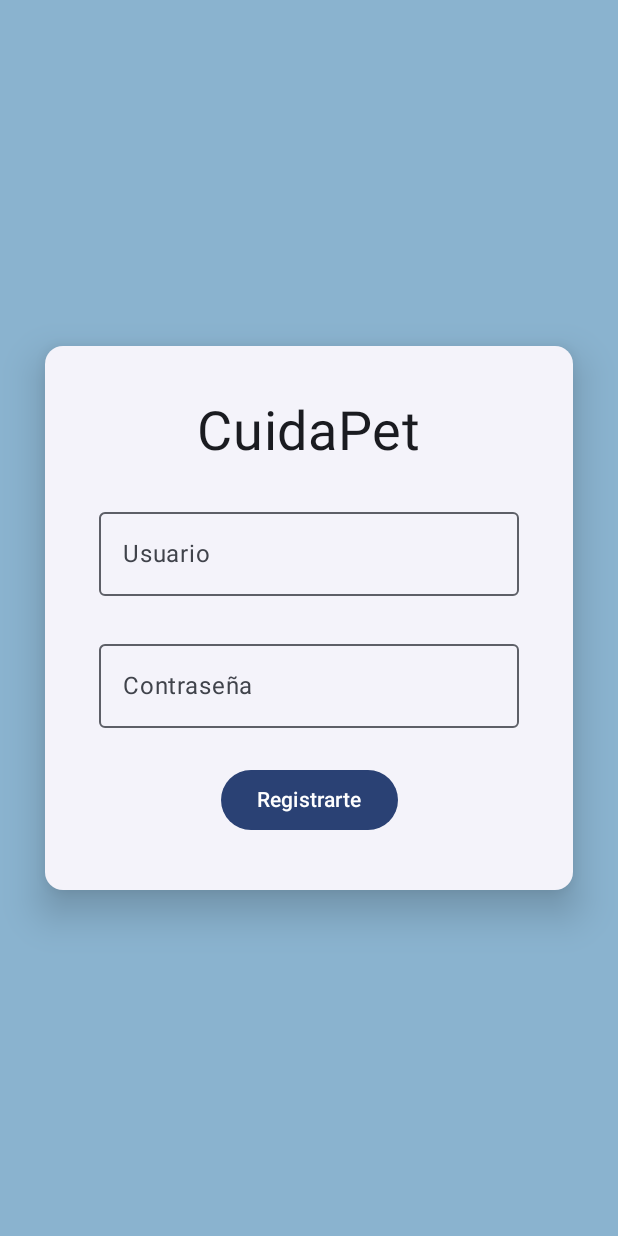
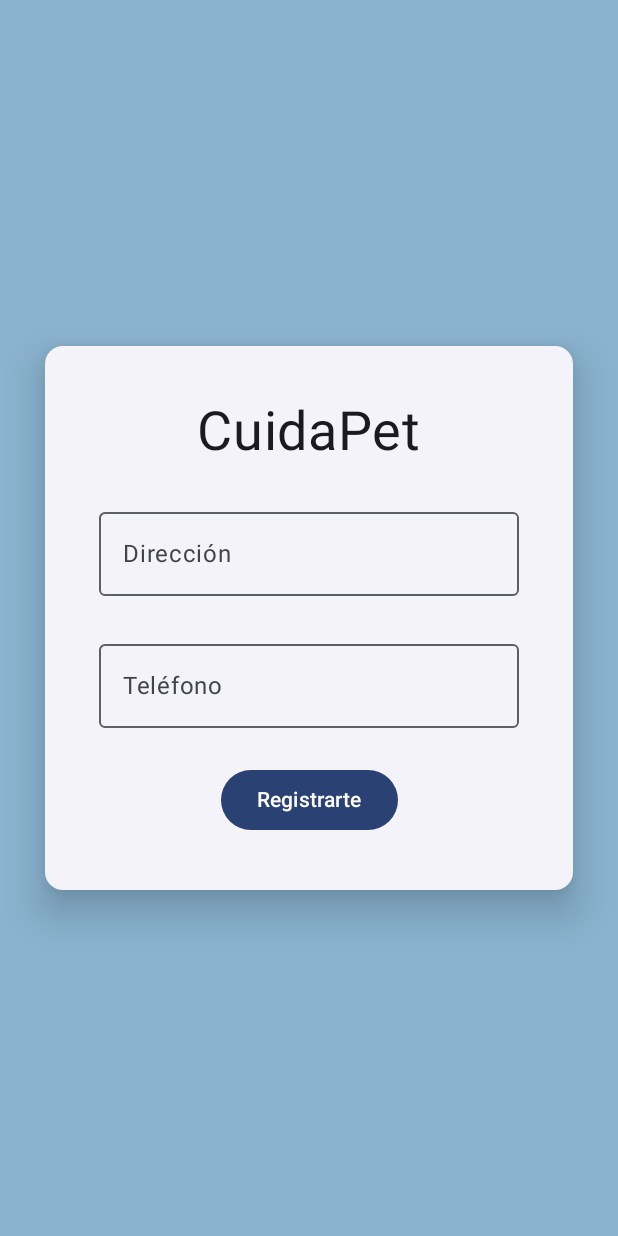
Before and after one commit to SamuelRiveira/CuidaPet, an Android app built with Jetpack Compose: the RegisterClienteScreen screen opened through its navigation route, on a phone screen of 412 x 824 dp. Run offline under Robolectric (Android 15) with nearby library versions, the phone set to English and light mode, and no system bars.

Commit message:
Avance UI MainScreen

```diff
--- a/CuidaPet/app/src/main/java/dev/samu/cuidapet/navigation/AppNavigation.kt
+++ b/CuidaPet/app/src/main/java/dev/samu/cuidapet/navigation/AppNavigation.kt
@@ -14,7 +14,7 @@ fun AppNavigation(modifier: androidx.compose.ui.Modifier){
     // estado de gestion de navegación
     val navController = rememberNavController()
 
-    NavHost(navController = navController, startDestination = AppScreens.LoginScreen.route) {
+    NavHost(navController = navController, startDestination = AppScreens.MainScreen.route) {
         composable(route = AppScreens.LoginScreen.route) {
             LoginScreen(navController)
         }
--- a/CuidaPet/app/src/main/java/dev/samu/cuidapet/screens/MainScreen.kt
+++ b/CuidaPet/app/src/main/java/dev/samu/cuidapet/screens/MainScreen.kt
@@ -1,10 +1,144 @@
 package dev.samu.cuidapet.screens
 
+import androidx.compose.foundation.Image
+import androidx.compose.foundation.background
+import androidx.compose.foundation.layout.Arrangement
+import androidx.compose.foundation.layout.Box
+import androidx.compose.foundation.layout.Column
+import androidx.compose.foundation.layout.fillMaxSize
+import androidx.compose.foundation.layout.fillMaxWidth
+import androidx.compose.foundation.layout.height
+import androidx.compose.foundation.layout.padding
+import androidx.compose.foundation.layout.width
+import androidx.compose.foundation.lazy.LazyColumn
+import androidx.compose.foundation.shape.RoundedCornerShape
+import androidx.compose.material3.HorizontalDivider
 import androidx.compose.material3.Text
+import androidx.compose.material3.TextButton
 import androidx.compose.runtime.Composable
+import androidx.compose.ui.Alignment
+import androidx.compose.ui.Modifier
+import androidx.compose.ui.draw.clip
+import androidx.compose.ui.graphics.Color
+import androidx.compose.ui.layout.ContentScale
+import androidx.compose.ui.res.painterResource
+import androidx.compose.ui.text.TextStyle
+import androidx.compose.ui.text.font.FontWeight
+import androidx.compose.ui.text.style.TextAlign
+import androidx.compose.ui.unit.dp
+import androidx.compose.ui.unit.sp
 import androidx.navigation.NavHostController
+import dev.samu.cuidapet.R
 
 @Composable
 fun MainScreen(navController: NavHostController) {
-    Text("Hola")
+    LazyColumn {
+        item {
+            Introduccion()
+        }
+        item{
+            SobreNosotros()
+        }
+        item{
+
+        }
+    }
 }
+
+@Composable
+fun SobreNosotros(){
+    Box(
+        modifier = Modifier.fillMaxWidth().background(Color(0xFFD3D3D3))
+    ){
+        Column(
+            modifier = Modifier.padding(24.dp).fillMaxSize(),
+            horizontalAlignment = Alignment.CenterHorizontally
+        ) {
+            Text(
+                text = "SOBRE NOSOTROS",
+                color = Color(0xFF5891A5),
+                fontWeight = FontWeight.Light,
+                fontSize = 15.sp,
+                modifier = Modifier.padding(bottom = 14.dp)
+            )
+            Text(
+                text = "Bienvenidos",
+                color = Color(0xFF3B5473),
+                fontWeight = FontWeight.Bold,
+                fontSize = 32.sp,
+                modifier = Modifier.padding(bottom = 14.dp)
+            )
+            HorizontalDivider(
+                thickness = 2.dp,
+                color = Color(0xFF5891A5),
+                modifier = Modifier.width(120.dp).padding(bottom = 18.dp)
+            )
+            Text(
+                text = "Bienvenido a CuidaPet en Playa Honda, tu clínica veterinaria de confianza. Ofrecemos navegación sencilla en nuestro sitio web, un equipo cualificado y experimentado, y un enfoque inspirador para el cuidado de tu mascota. En CuidaPet, tu mejor amigo está en buenas manos.",
+                fontSize = 14.sp,
+                color = Color(0xFF3B5473),
+                style = TextStyle(letterSpacing = (0).sp),
+                fontWeight = FontWeight.Light,
+                textAlign = TextAlign.Center,
+                modifier = Modifier.padding(bottom = 18.dp)
+            )
+            Image(
+                painter = painterResource(R.drawable.perrito_veterinario),
+                contentDescription = null,
+                contentScale = ContentScale.Crop,
+                modifier = Modifier
+                    .width(350.dp)
+                    .clip(RoundedCornerShape(5.dp))
+            )
+        }
+    }
+}
+
+@Composable
+fun Introduccion(){
+    Box{
+        Image(
+            painter = painterResource(R.drawable.cuida_pet_fondo),
+            contentDescription = null,
+            contentScale = ContentScale.Crop,
+        )
+        Column(
+            modifier = Modifier.fillMaxSize().height(295.dp).padding(30.dp, 0.dp, 30.dp, 0.dp),
+            verticalArrangement = Arrangement.Center,
+            horizontalAlignment = Alignment.Start,
+
+            ) {
+            Text(
+                text = "Servicio único para tus mascotas",
+                color = Color(0xFF3B5473),
+                fontWeight = FontWeight.Bold,
+                fontSize = 22.sp,
+                modifier = Modifier.padding(bottom = 25.dp)
+            )
+            Text(
+                text = "Cuidamos de tu mascota todo el año con atención integral, bienestar personalizado y un equipo dedicado a su salud y felicidad. ¡Confía en nosotros!",
+                color = Color(0xFF3B5473),
+                fontWeight = FontWeight.SemiBold,
+                fontSize = 15.sp,
+                modifier = Modifier.padding(bottom = 25.dp),
+                style = TextStyle(letterSpacing = (0).sp)
+            )
+            Box(
+                modifier = Modifier
+                    .height(32.dp)
+                    .background(Color(0xFF5891A5)))
+            {
+                TextButton(
+                    onClick = {},
+                ) {
+                    Text(
+                        text = "OBTÉN MÁS INFORMACIÓN",
+                        color = Color.White,
+                        fontWeight = FontWeight.Bold,
+                        fontSize = 12.sp
+                    )
+                }
+            }
+        }
+    }
+}
--- a/CuidaPet/app/src/main/java/dev/samu/cuidapet/screens/RegisterClienteScreen.kt
+++ b/CuidaPet/app/src/main/java/dev/samu/cuidapet/screens/RegisterClienteScreen.kt
@@ -1,7 +1,6 @@
 package dev.samu.cuidapet.screens
 
 import androidx.compose.foundation.background
-import androidx.compose.foundation.clickable
 import androidx.compose.foundation.layout.Arrangement
 import androidx.compose.foundation.layout.Column
 import androidx.compose.foundation.layout.fillMaxSize
@@ -19,8 +18,6 @@ import androidx.compose.runtime.setValue
 import androidx.compose.ui.Alignment
 import androidx.compose.ui.Modifier
 import androidx.compose.ui.graphics.Color
-import androidx.compose.ui.text.TextStyle
-import androidx.compose.ui.text.style.TextDecoration
 import androidx.compose.ui.unit.dp
 import androidx.compose.ui.unit.sp
 import androidx.navigation.NavHostController
@@ -28,8 +25,8 @@ import dev.saries.aprendizaje.navigation.AppScreens
 
 @Composable
 fun RegisterClienteScreen(navController: NavHostController) {
-    var userName by remember { mutableStateOf("") }
-    var password by remember { mutableStateOf("") }
+    var direccion by remember { mutableStateOf("") }
+    var telefono by remember { mutableStateOf("") }
 
     Column(
         modifier = Modifier.fillMaxSize().background(Color(0xFF8ab3cf)),
@@ -50,20 +47,20 @@ fun RegisterClienteScreen(navController: NavHostController) {
                     fontSize = 36.sp
                 )
                 OutlinedTextField(
-                    value = userName,
-                    onValueChange = { userName = it },
-                    label = { Text("Usuario") },
+                    value = direccion,
+                    onValueChange = { direccion = it },
+                    label = { Text("Dirección") },
                     modifier = Modifier.padding(bottom = 24.dp)
                 )
                 OutlinedTextField(
-                    value = password,
-                    onValueChange = { password = it },
-                    label = { Text("Contraseña")},
+                    value = telefono,
+                    onValueChange = { telefono = it },
+                    label = { Text("Teléfono")},
                     modifier = Modifier.padding(bottom = 24.dp)
                 )
 
                 Button(
-                    onClick = {navController.navigate(route = AppScreens.RegisterClienteScreen.route)}
+                    onClick = {navController.navigate(route = AppScreens.MainScreen.route)}
                 ){
                     Text(
                         text = "Registrarte",
--- a/CuidaPet/app/src/main/java/dev/samu/cuidapet/screens/RegisterScreen.kt
+++ b/CuidaPet/app/src/main/java/dev/samu/cuidapet/screens/RegisterScreen.kt
@@ -80,7 +80,7 @@ fun RegisterScreen(navController: NavController) {
                     onClick = {navController.navigate(route = AppScreens.RegisterClienteScreen.route)}
                 ){
                     Text(
-                        text = "Registrarte",
+                        text = "Continuar",
                         color = Color.White
                     )
                 }
```
Also changed, not shown: 2 other files.
